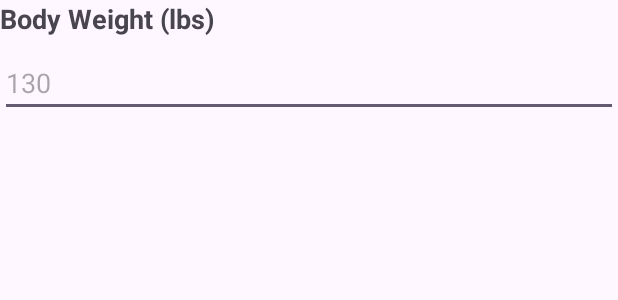
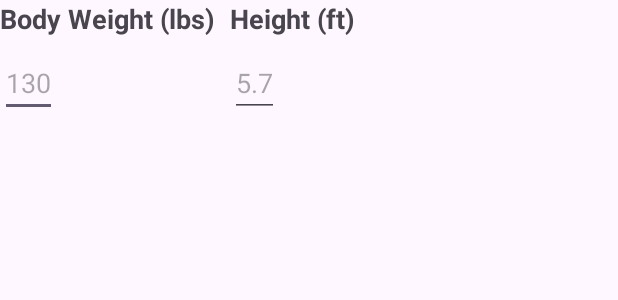
Before and after one commit to evanch98/bmi-android-kotlin, an Android app: the layout activity_main.xml on its own in the app's theme, with its tools: preview values and no code run, on a phone screen of 412 x 824 dp. Shown: the top 300 px of the screen. Run offline under Robolectric (Android 15) with nearby library versions, the phone set to English and light mode, and no system bars.

Commit message:
update the activity_main.xml

```diff
--- a/app/src/main/res/layout/activity_main.xml
+++ b/app/src/main/res/layout/activity_main.xml
@@ -7,6 +7,7 @@
     tools:context=".MainActivity">
 
     <RelativeLayout
+        android:id="@+id/rlBodyWeight"
         android:layout_width="wrap_content"
         android:layout_height="wrap_content">
 
@@ -20,11 +21,35 @@
 
         <EditText
             android:id="@+id/etBodyWeight"
-            android:layout_width="match_parent"
+            android:layout_width="wrap_content"
             android:layout_height="wrap_content"
             android:layout_below="@+id/tvBodyWeight"
             android:layout_marginTop="8dp"
             android:hint="130" />
     </RelativeLayout>
 
+    <RelativeLayout
+        android:layout_toEndOf="@+id/rlBodyWeight"
+        android:id="@+id/rlHeight"
+        android:layout_width="wrap_content"
+        android:layout_height="wrap_content"
+        android:layout_marginStart="10dp">
+
+        <TextView
+            android:id="@+id/tvHeight"
+            android:layout_width="wrap_content"
+            android:layout_height="wrap_content"
+            android:text="Height (ft)"
+            android:textSize="18sp"
+            android:textStyle="bold" />
+
+        <EditText
+            android:id="@+id/etHeight"
+            android:layout_width="wrap_content"
+            android:layout_height="wrap_content"
+            android:layout_below="@+id/tvHeight"
+            android:layout_marginTop="8dp"
+            android:hint="5.7" />
+    </RelativeLayout>
+
 </RelativeLayout>
```
